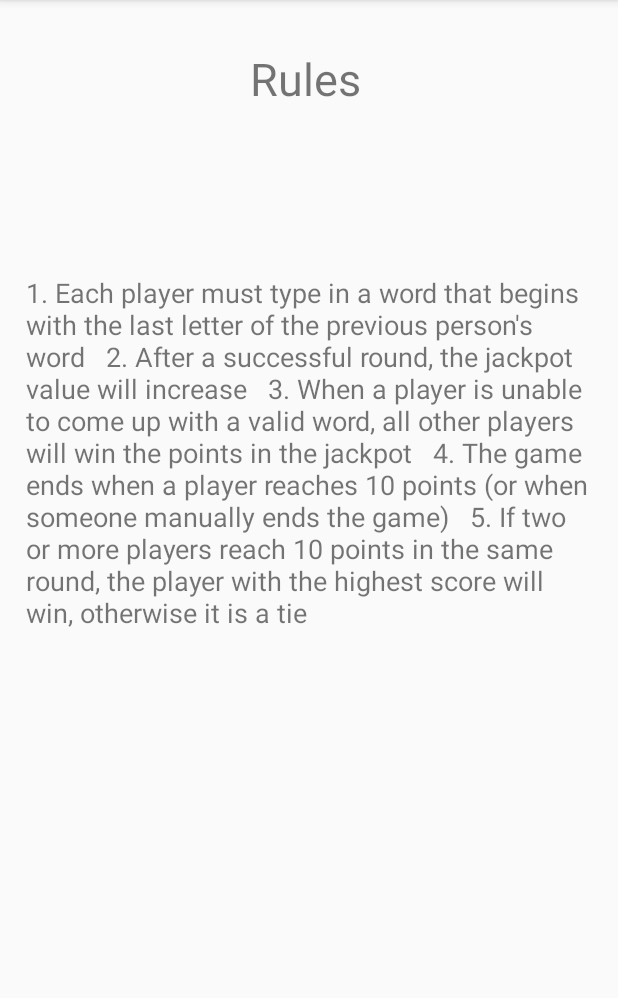
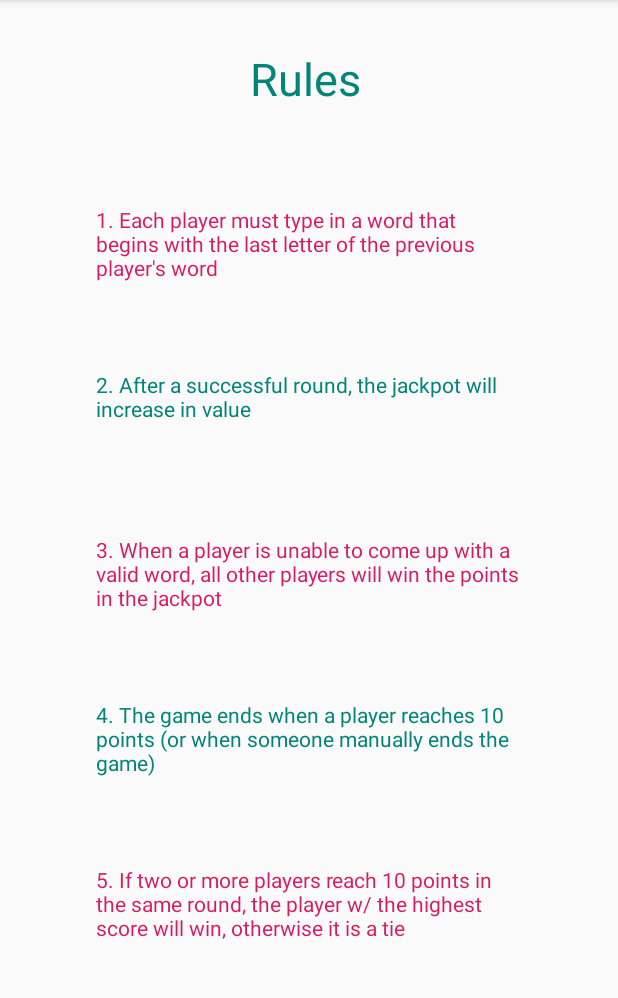
Before and after one commit to glie2/FreedomOfSpeech, an Android app: the RulesActivity screen opened directly, with no data from a screen before it, on a phone screen of 412 x 824 dp, the part 84-1082 px from its top. Run offline under Robolectric (Android 15) with nearby library versions, the phone set to English and light mode, and no system bars.

Commit message:
More UI nut

```diff
--- a/app/src/main/res/layout/activity_rules.xml
+++ b/app/src/main/res/layout/activity_rules.xml
@@ -12,6 +12,7 @@
         android:layout_height="wrap_content"
         android:layout_marginTop="32dp"
         android:text="Rules"
+        android:textColor="@color/colorPrimary"
         android:textSize="30sp"
         app:layout_constraintEnd_toEndOf="parent"
         app:layout_constraintHorizontal_bias="0.494"
@@ -19,29 +20,68 @@
         app:layout_constraintTop_toTopOf="parent" />
 
     <TextView
-        android:id="@+id/body"
-        android:layout_width="378dp"
-        android:layout_height="476dp"
-        android:layout_marginStart="8dp"
-        android:layout_marginTop="8dp"
-        android:layout_marginEnd="8dp"
-        android:layout_marginBottom="8dp"
-        android:text="1. Each player must type in a word that begins with the last letter of the previous person's word
-
-
-2. After a successful round, the jackpot value will increase
-
-
-3. When a player is unable to come up with a valid word, all other players will win the points in the jackpot
-
-
-4. The game ends when a player reaches 10 points (or when someone manually ends the game)
-
-
-5. If two or more players reach 10 points in the same round, the player with the highest score will win, otherwise it is a tie"
-        android:textSize="18sp"
-        app:layout_constraintBottom_toBottomOf="parent"
+        android:id="@+id/ruleoneText"
+        android:layout_width="0dp"
+        android:layout_height="102dp"
+        android:layout_marginStart="64dp"
+        android:layout_marginTop="64dp"
+        android:layout_marginEnd="64dp"
+        android:text="1. Each player must type in a word that begins with the last letter of the previous player's word"
+        android:textColor="@color/colorAccent"
         app:layout_constraintEnd_toEndOf="parent"
         app:layout_constraintStart_toStartOf="parent"
         app:layout_constraintTop_toBottomOf="@+id/header" />
+
+    <TextView
+        android:id="@+id/ruletwoText"
+        android:layout_width="0dp"
+        android:layout_height="102dp"
+        android:layout_marginStart="64dp"
+        android:layout_marginTop="8dp"
+        android:layout_marginEnd="64dp"
+        android:text="2. After a successful round, the jackpot will increase in value"
+        android:textColor="@color/colorPrimary"
+        app:layout_constraintEnd_toEndOf="parent"
+        app:layout_constraintStart_toStartOf="parent"
+        app:layout_constraintTop_toBottomOf="@+id/ruleoneText" />
+
+    <TextView
+        android:id="@+id/rulethreeText"
+        android:layout_width="0dp"
+        android:layout_height="102dp"
+        android:layout_marginStart="64dp"
+        android:layout_marginTop="8dp"
+        android:layout_marginEnd="64dp"
+        android:text="3. When a player is unable to come up with a valid word, all other players will win the points in the jackpot"
+        android:textColor="@color/colorAccent"
+        app:layout_constraintEnd_toEndOf="parent"
+        app:layout_constraintStart_toStartOf="parent"
+        app:layout_constraintTop_toBottomOf="@+id/ruletwoText" />
+
+    <TextView
+        android:id="@+id/rulefourText"
+        android:layout_width="0dp"
+        android:layout_height="102dp"
+        android:layout_marginStart="64dp"
+        android:layout_marginTop="8dp"
+        android:layout_marginEnd="64dp"
+        android:text="4. The game ends when a player reaches 10 points (or when someone manually ends the game)"
+        android:textColor="@color/colorPrimary"
+        app:layout_constraintEnd_toEndOf="parent"
+        app:layout_constraintStart_toStartOf="parent"
+        app:layout_constraintTop_toBottomOf="@+id/rulethreeText" />
+
+    <TextView
+        android:id="@+id/rulefiveText"
+        android:layout_width="0dp"
+        android:layout_height="102dp"
+        android:layout_marginStart="64dp"
+        android:layout_marginTop="8dp"
+        android:layout_marginEnd="64dp"
+        android:text="5. If two or more players reach 10 points in the same round, the player w/ the highest score will win, otherwise it is a tie"
+        android:textColor="@color/colorAccent"
+        app:layout_constraintEnd_toEndOf="parent"
+        app:layout_constraintStart_toStartOf="parent"
+        app:layout_constraintTop_toBottomOf="@+id/rulefourText" />
+
 </androidx.constraintlayout.widget.ConstraintLayout>
```
